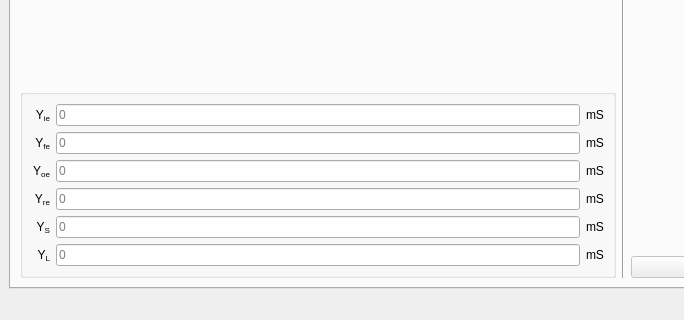
The window that syRF/ui/mainwindow.ui (urbanij/syRF-cpp) describes before a commit, drawn with Qt 5; both pictures show x 0 to 684 and y 445 to 765 of the 1246 by 765 pixel window.
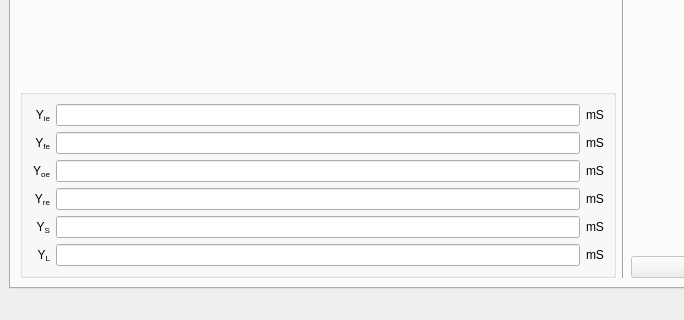
The same window after the commit. The open tabs and pages were chosen to show the change.

Commit message: improved ui in S tab

```diff
--- a/syRF/ui/mainwindow.ui
+++ b/syRF/ui/mainwindow.ui
@@ -2301,7 +2301,7 @@
              <item row="3" column="1">
               <widget class="QLineEdit" name="y_o_box_2">
                <property name="placeholderText">
-                <string>0</string>
+                <string/>
                </property>
               </widget>
              </item>
@@ -2339,14 +2339,14 @@
              <item row="2" column="1">
               <widget class="QLineEdit" name="y_f_box_2">
                <property name="placeholderText">
-                <string>0</string>
+                <string/>
                </property>
               </widget>
              </item>
              <item row="4" column="1">
               <widget class="QLineEdit" name="y_r_box_2">
                <property name="placeholderText">
-                <string>0</string>
+                <string/>
                </property>
               </widget>
              </item>
@@ -2400,7 +2400,7 @@
              <item row="1" column="1">
               <widget class="QLineEdit" name="y_i_box_2">
                <property name="placeholderText">
-                <string>0</string>
+                <string/>
                </property>
               </widget>
              </item>
@@ -2484,7 +2484,7 @@
              <item row="5" column="1">
               <widget class="QLineEdit" name="y_s_box_2">
                <property name="placeholderText">
-                <string>0</string>
+                <string/>
                </property>
               </widget>
              </item>
@@ -2514,7 +2514,7 @@
              <item row="6" column="1">
               <widget class="QLineEdit" name="y_L_box_2">
                <property name="placeholderText">
-                <string>0</string>
+                <string/>
                </property>
               </widget>
              </item>
```
Left out of the diff: 31 changed lines with no effect on the pictures. The commit also changes 4 other files.
